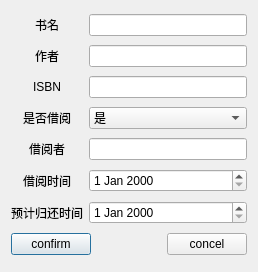
Above: src/view/Forms/modifyinfo.ui from daizxn/LibraryManagementSystem before the change. Below: the same form after it.
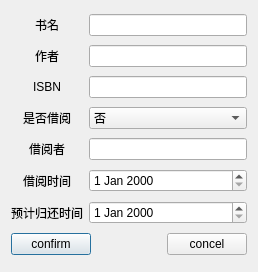
That is the form after the change.

Diff of the .ui file:
```diff
--- a/src/view/Forms/modifyinfo.ui
+++ b/src/view/Forms/modifyinfo.ui
@@ -67,7 +67,7 @@
     <widget class="QComboBox" name="isBorrowedBox">
      <item>
       <property name="text">
-       <string>是</string>
+       <string>否</string>
       </property>
      </item>
      <item>
```
Left out of the diff: 2 changed lines with no effect on the pictures.
